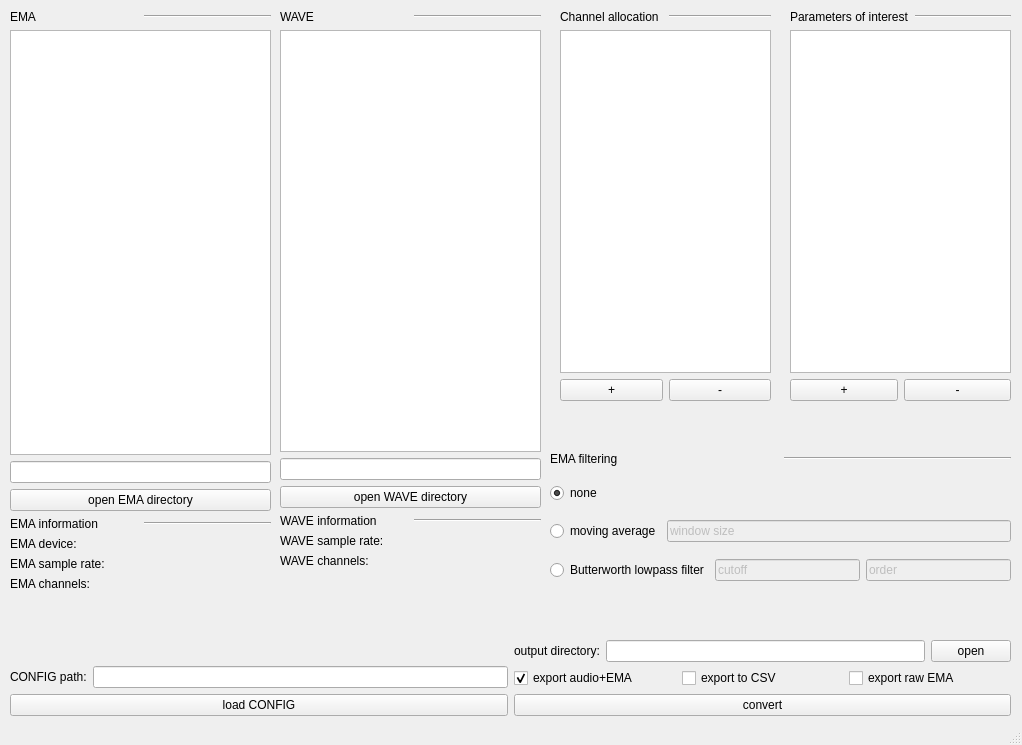
The window that src/ema2wav_gui.ui (phbuech/ema2wav) describes before a commit, drawn with Qt 5.
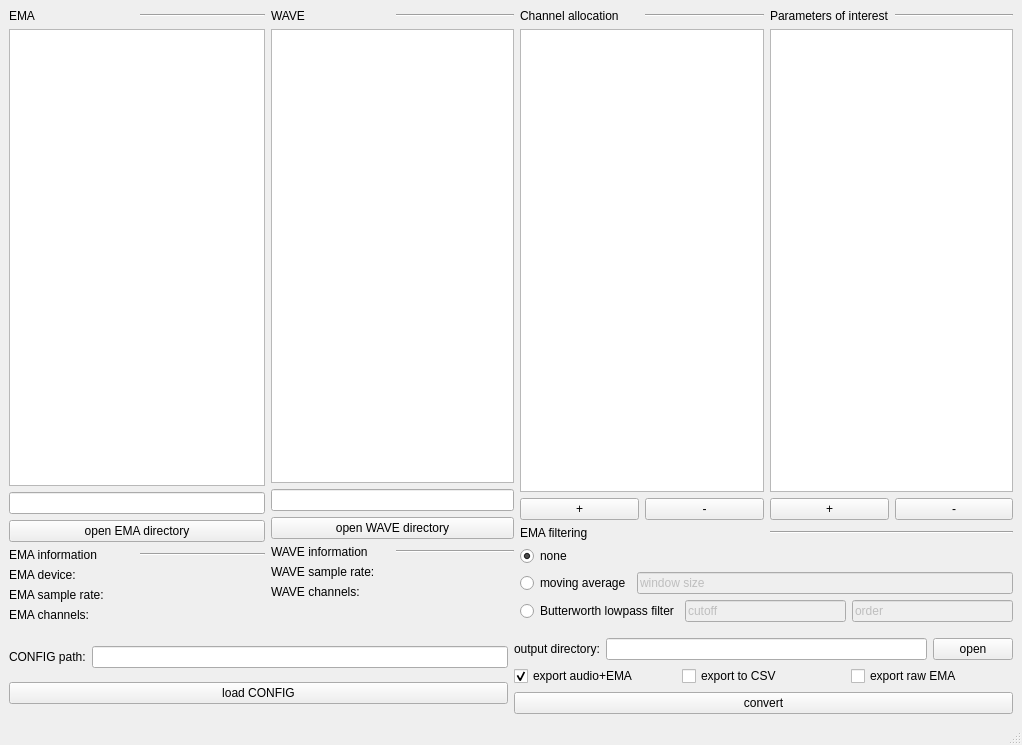
The same window after the commit.

Commit message:
GUI and core module updated
- size of the GUI can be modified
- euclidean distance for 3 dimensions (eucl3D) added
- added distance calculations for the horizotnal, vertical and lateral dimension (distX, distY, distZ)

```diff
--- a/src/ema2wav_gui.ui
+++ b/src/ema2wav_gui.ui
@@ -26,18 +26,14 @@
    <string>ema2wav</string>
   </property>
   <widget class="QWidget" name="centralwidget">
-   <widget class="QWidget" name="verticalLayoutWidget_5">
-    <property name="geometry">
-     <rect>
-      <x>10</x>
-      <y>10</y>
-      <width>261</width>
-      <height>581</height>
-     </rect>
-    </property>
+   <layout class="QGridLayout" name="gridLayout">
+    <item row="0" column="0" rowspan="2">
     <layout class="QVBoxLayout" name="verticalLayout_6">
      <item>
       <layout class="QVBoxLayout" name="verticalLayout">
+        <property name="sizeConstraint">
+         <enum>QLayout::SetDefaultConstraint</enum>
+        </property>
        <item>
         <layout class="QHBoxLayout" name="horizontalLayout_2">
          <item>
@@ -60,7 +56,20 @@
         <layout class="QHBoxLayout" name="horizontalLayout"/>
        </item>
        <item>
-        <widget class="QListView" name="ema_files_view"/>
+         <widget class="QListView" name="ema_files_view">
+          <property name="sizePolicy">
+           <sizepolicy hsizetype="MinimumExpanding" vsizetype="MinimumExpanding">
+            <horstretch>0</horstretch>
+            <verstretch>0</verstretch>
+           </sizepolicy>
+          </property>
+          <property name="minimumSize">
+           <size>
+            <width>0</width>
+            <height>100</height>
+           </size>
+          </property>
+         </widget>
        </item>
        <item>
         <layout class="QVBoxLayout" name="verticalLayout_2">
@@ -155,16 +164,8 @@
       </layout>
      </item>
     </layout>
-   </widget>
-   <widget class="QWidget" name="verticalLayoutWidget_6">
-    <property name="geometry">
-     <rect>
-      <x>280</x>
-      <y>10</y>
-      <width>261</width>
-      <height>581</height>
-     </rect>
-    </property>
+    </item>
+    <item row="0" column="1" rowspan="2">
     <layout class="QVBoxLayout" name="verticalLayout_7">
      <item>
       <layout class="QVBoxLayout" name="verticalLayout_3">
@@ -190,7 +191,20 @@
         <layout class="QHBoxLayout" name="horizontalLayout_5"/>
        </item>
        <item>
-        <widget class="QListView" name="wave_files_view"/>
+         <widget class="QListView" name="wave_files_view">
+          <property name="sizePolicy">
+           <sizepolicy hsizetype="Expanding" vsizetype="MinimumExpanding">
+            <horstretch>0</horstretch>
+            <verstretch>0</verstretch>
+           </sizepolicy>
+          </property>
+          <property name="minimumSize">
+           <size>
+            <width>0</width>
+            <height>100</height>
+           </size>
+          </property>
+         </widget>
        </item>
        <item>
         <layout class="QVBoxLayout" name="verticalLayout_4">
@@ -283,16 +297,8 @@
       </spacer>
      </item>
     </layout>
-   </widget>
-   <widget class="QWidget" name="verticalLayoutWidget_3">
-    <property name="geometry">
-     <rect>
-      <x>560</x>
-      <y>10</y>
-      <width>211</width>
-      <height>391</height>
-     </rect>
-    </property>
+    </item>
+    <item row="0" column="2">
     <layout class="QVBoxLayout" name="verticalLayout_9">
      <item>
       <layout class="QHBoxLayout" name="horizontalLayout_6">
@@ -313,7 +319,20 @@
       </layout>
      </item>
      <item>
-      <widget class="QTableWidget" name="channel_table"/>
+       <widget class="QTableWidget" name="channel_table">
+        <property name="sizePolicy">
+         <sizepolicy hsizetype="Expanding" vsizetype="MinimumExpanding">
+          <horstretch>0</horstretch>
+          <verstretch>0</verstretch>
+         </sizepolicy>
+        </property>
+        <property name="minimumSize">
+         <size>
+          <width>0</width>
+          <height>100</height>
+         </size>
+        </property>
+       </widget>
      </item>
      <item>
       <layout class="QHBoxLayout" name="horizontalLayout_12">
@@ -334,16 +353,8 @@
       </layout>
      </item>
     </layout>
-   </widget>
-   <widget class="QWidget" name="verticalLayoutWidget_7">
-    <property name="geometry">
-     <rect>
-      <x>790</x>
-      <y>10</y>
-      <width>221</width>
-      <height>391</height>
-     </rect>
-    </property>
+    </item>
+    <item row="0" column="3">
     <layout class="QVBoxLayout" name="verticalLayout_10">
      <item>
       <layout class="QHBoxLayout" name="horizontalLayout_15">
@@ -364,7 +375,23 @@
       </layout>
      </item>
      <item>
-      <widget class="QTableWidget" name="parameter_table"/>
+       <widget class="QTableWidget" name="parameter_table">
+        <property name="enabled">
+         <bool>true</bool>
+        </property>
+        <property name="sizePolicy">
+         <sizepolicy hsizetype="Expanding" vsizetype="MinimumExpanding">
+          <horstretch>0</horstretch>
+          <verstretch>0</verstretch>
+         </sizepolicy>
+        </property>
+        <property name="minimumSize">
+         <size>
+          <width>0</width>
+          <height>100</height>
+         </size>
+        </property>
+       </widget>
      </item>
      <item>
       <layout class="QHBoxLayout" name="horizontalLayout_16">
@@ -385,16 +412,8 @@
       </layout>
      </item>
     </layout>
-   </widget>
-   <widget class="QWidget" name="verticalLayoutWidget_8">
-    <property name="geometry">
-     <rect>
-      <x>550</x>
-      <y>441</y>
-      <width>461</width>
-      <height>151</height>
-     </rect>
-    </property>
+    </item>
+    <item row="1" column="2" colspan="2">
     <layout class="QVBoxLayout" name="verticalLayout_11">
      <item>
       <layout class="QHBoxLayout" name="horizontalLayout_17">
@@ -500,16 +519,8 @@
       </layout>
      </item>
     </layout>
-   </widget>
-   <widget class="QWidget" name="horizontalLayoutWidget_13">
-    <property name="geometry">
-     <rect>
-      <x>10</x>
-      <y>600</y>
-      <width>1001</width>
-      <height>116</height>
-     </rect>
-    </property>
+    </item>
+    <item row="2" column="0" colspan="4">
     <layout class="QHBoxLayout" name="horizontalLayout_21">
      <item>
       <layout class="QVBoxLayout" name="verticalLayout_12">
@@ -518,10 +529,13 @@
          <property name="orientation">
           <enum>Qt::Vertical</enum>
          </property>
+          <property name="sizeType">
+           <enum>QSizePolicy::Minimum</enum>
+          </property>
          <property name="sizeHint" stdset="0">
           <size>
            <width>20</width>
-           <height>40</height>
+            <height>10</height>
           </size>
          </property>
         </spacer>
@@ -559,10 +573,13 @@
          <property name="orientation">
           <enum>Qt::Vertical</enum>
          </property>
+          <property name="sizeType">
+           <enum>QSizePolicy::Minimum</enum>
+          </property>
          <property name="sizeHint" stdset="0">
           <size>
            <width>20</width>
-           <height>40</height>
+            <height>10</height>
           </size>
          </property>
         </spacer>
@@ -626,7 +643,8 @@
       </layout>
      </item>
     </layout>
-   </widget>
+    </item>
+   </layout>
   </widget>
   <widget class="QStatusBar" name="statusbar"/>
  </widget>
```
Lines whose indentation alone changed are shown as unchanged. The commit also changes 2 other files.
